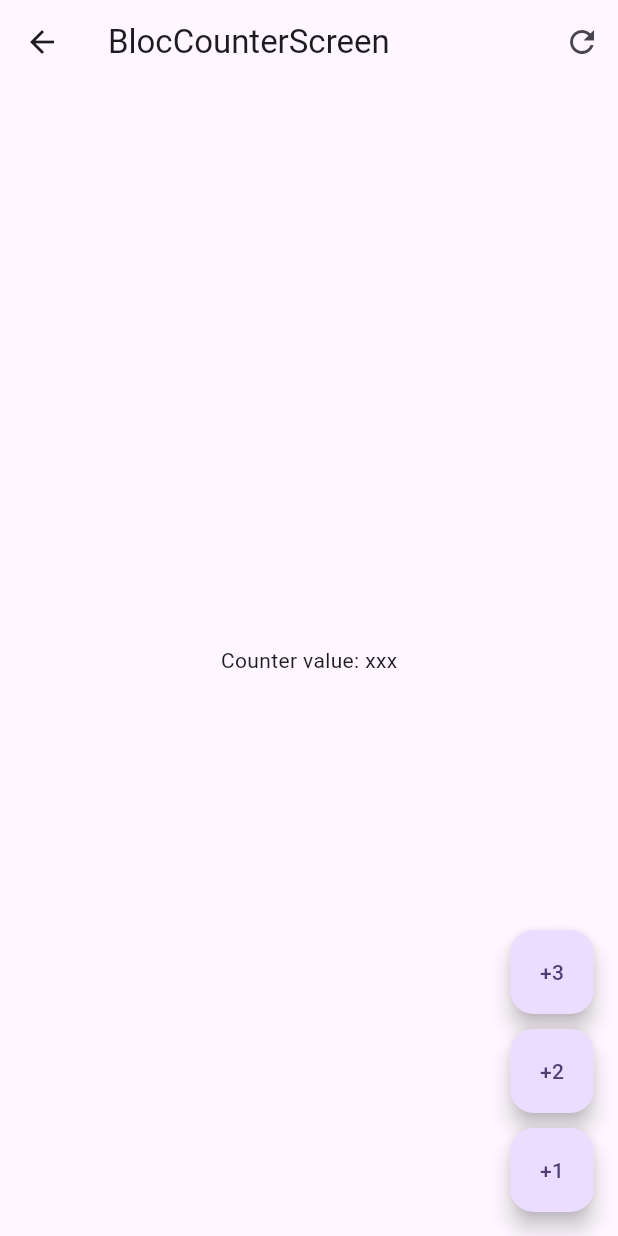
After one commit to Anyel-ec/App-Forms-Flutter, a Flutter app: the screen it shows after launch, after a tap on "Bloc", on a phone screen of 412 x 824 dp. The commit adds this screen. Run offline on Flutter 3.47's test engine with Material 3 defaults, Android fonts, the phone set to English and light mode, and no system bars; our stand-ins replace flutter_bloc, go_router.

Commit message:
Add BlocCounterScreen to app_router.dart and HomeScreen.dart

```diff
--- a/lib/config/router/app_router.dart
+++ b/lib/config/router/app_router.dart
@@ -1,3 +1,4 @@
+import 'package:forms_app/presentation/screens/bloc_counter_screen.dart';
 import 'package:forms_app/presentation/screens/screens.dart';
 import 'package:go_router/go_router.dart';
 
@@ -5,5 +6,6 @@ final appRouter = GoRouter(
   routes: [
     GoRoute(path: '/', builder: (context, state) => const HomeScreen()),
     GoRoute(path: '/cubits', builder: (context, state) => const CubitCounterScreen()),
+    GoRoute(path: '/bloc', builder: (context, state) => const BlocCounterScreen()),
   ],
 );
--- /dev/null
+++ b/lib/presentation/blocs/counter_cubit/counter_cubit.dart
@@ -0,0 +1,19 @@
+import 'package:flutter_bloc/flutter_bloc.dart';
+//import 'package:meta/meta.dart';
+
+part 'counter_state.dart';
+class CounterCubit extends Cubit<CounterState>{
+
+  // Constructor en donde se extiende y hereda de la clase CounterState
+  CounterCubit() : super(CounterState(counter: 5 ));
+
+  void increaseBy (int value){ // increamentar
+    emit(state.copyWith(counter: state.counter + value)); // con copyWith es opcional los dos parametros
+  }
+
+  void reset(){
+    emit(state.copyWith(counter: 0)); // con copyWith es opcional los dos parametros
+  }
+
+
+}
--- /dev/null
+++ b/lib/presentation/blocs/counter_cubit/counter_state.dart
@@ -0,0 +1,23 @@
+part of 'counter_cubit.dart';
+
+class CounterState{
+
+  final int counter;
+  final int trasactuibCounter;
+
+
+  CounterState({
+     this.counter = 0,
+     this.trasactuibCounter = 0
+  });
+
+  copyWith({
+    int? counter,
+    int? trasactuibCounter
+  }) => CounterState(
+    counter: counter ?? this.counter,
+    trasactuibCounter: trasactuibCounter ?? this.trasactuibCounter
+  );
+
+
+}
--- /dev/null
+++ b/lib/presentation/screens/bloc_counter_screen.dart
@@ -0,0 +1,37 @@
+import 'package:flutter/material.dart';
+
+class BlocCounterScreen extends StatelessWidget {
+  const BlocCounterScreen({super.key});
+
+  @override
+  Widget build(BuildContext context) {
+    return Scaffold(
+      appBar: AppBar(
+        title: const Text('BlocCounterScreen'),
+        actions: [
+          IconButton(
+            onPressed: () {},
+            icon: const Icon(Icons.refresh),
+          )
+        ],
+      ),
+
+      body: const Center(
+        child: Text('Counter value: xxx'),
+      ),
+      floatingActionButton: Column(
+        mainAxisAlignment: MainAxisAlignment.end,
+        children: [
+          FloatingActionButton(
+              onPressed: () {}, heroTag: 1, child: const Text('+3')),
+          const SizedBox(height: 10),
+          FloatingActionButton(
+              onPressed: () {}, heroTag: 2, child: const Text('+2')),
+          const SizedBox(height: 10),
+          FloatingActionButton(
+              onPressed: () {}, heroTag: 3, child: const Text('+1'))
+        ],
+      ),
+    );
+  }
+}
--- a/lib/presentation/screens/home_screen.dart
+++ b/lib/presentation/screens/home_screen.dart
@@ -24,7 +24,19 @@ class HomeScreen extends StatelessWidget {
               context.push('/cubits');
               // Navigator.of(context).pushNamed('form-screen');
             },
-          )
+
+          ),
+          ListTile(
+            title: const Text('Bloc'),
+            subtitle: const Text('Gestor de estados complejo'),
+            trailing: const Icon(Icons.arrow_forward_ios),
+            onTap: () {
+              context.push('/bloc');
+              // Navigator.of(context).pushNamed('form-screen');
+            },
+
+          ),
+
         ],
       ),
     );
--- a/pubspec.yaml
+++ b/pubspec.yaml
@@ -9,6 +9,7 @@ environment:
 dependencies:
   flutter:
     sdk: flutter
+  flutter_bloc: ^8.1.5
   go_router: ^13.2.4
 
 dev_dependencies:
```
Also changed, not shown: pubspec.lock.
